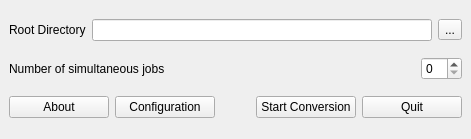
Qt form MusicTranscoder.ui (FelixdelasPozas/transcodertomp3) before a commit.
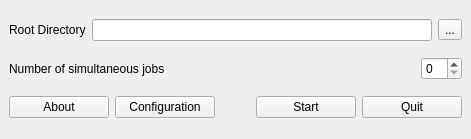
The same form after that commit. Icons and pictures are not drawn.

```diff
--- a/MusicTranscoder.ui
+++ b/MusicTranscoder.ui
@@ -136,7 +136,7 @@
          </size>
         </property>
         <property name="text">
-         <string>Start Conversion</string>
+         <string>Start</string>
         </property>
        </widget>
       </item>
```
